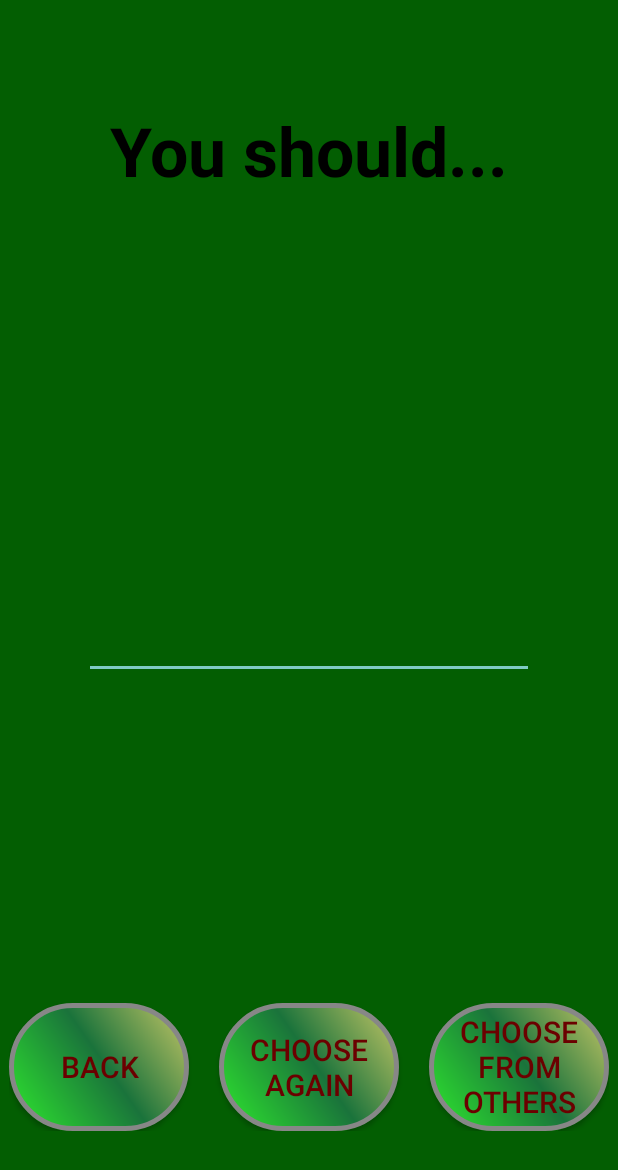
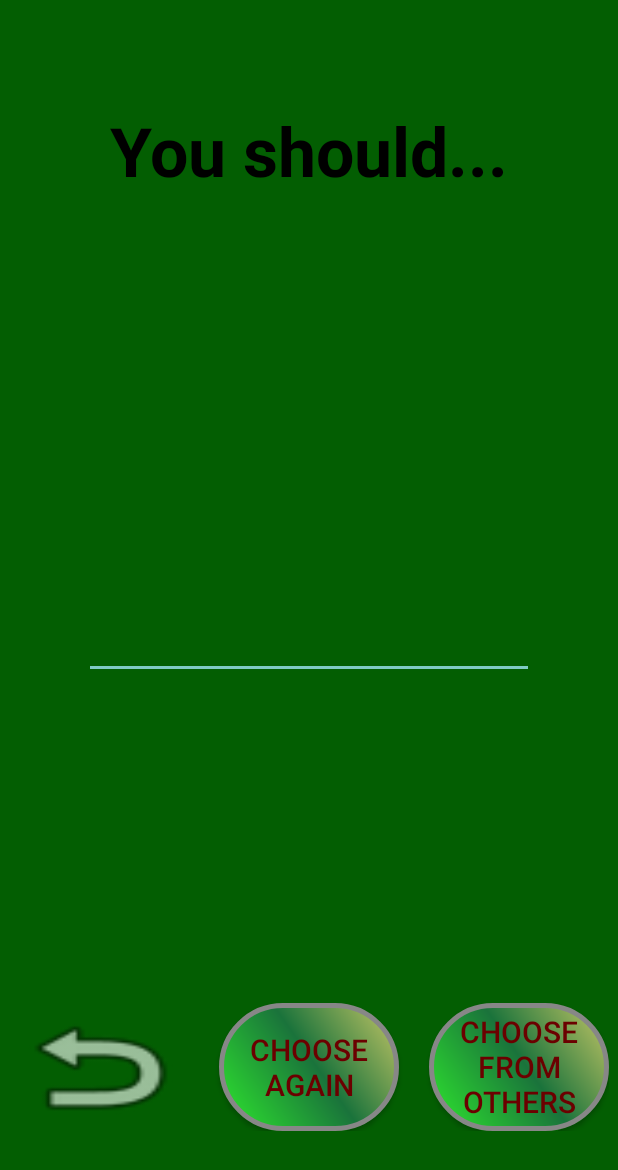
Before and after one commit to LaunDan/Chooser, an Android app: the ChooserActivity screen opened directly, with no data from a screen before it, on a phone screen of 412 x 824 dp. Shown: the top 1170 px of the screen. Run offline under Robolectric (Android 15) with nearby library versions, the phone set to English and light mode, and no system bars; 4 statements that could not run were skipped.

Commit message:
change text for symbol

```diff
--- a/chooser/app/src/main/res/layout/activity_chooser.xml
+++ b/chooser/app/src/main/res/layout/activity_chooser.xml
@@ -56,12 +56,11 @@
             android:layout_height="85dp"
             android:layout_gravity="left"
             android:layout_weight="1"
-            android:background="@drawable/buttonshape"
-            android:text="Back"
+            android:background="@android:drawable/ic_menu_revert"
+            android:onClick="finish"
             android:textColor="#6B0000"
             android:textSize="20dp"
-            tools:ignore="ButtonStyle"
-            android:onClick="finish"/>
+            tools:ignore="ButtonStyle" />
 
         <Space
             android:layout_width="20dp"
```
